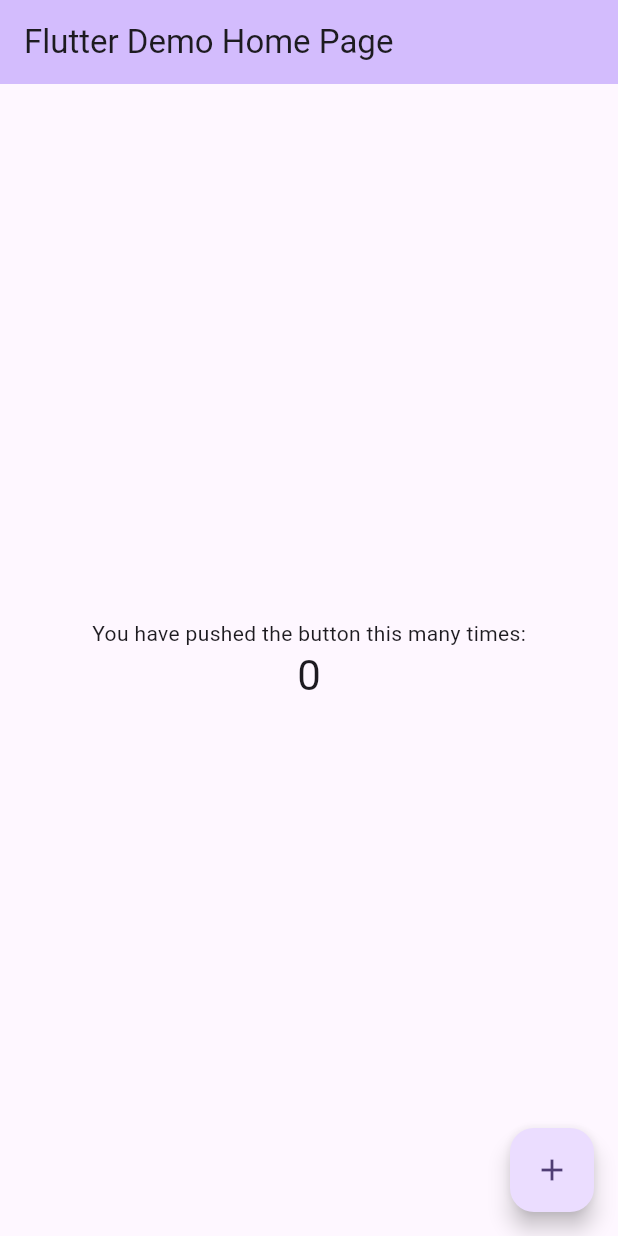
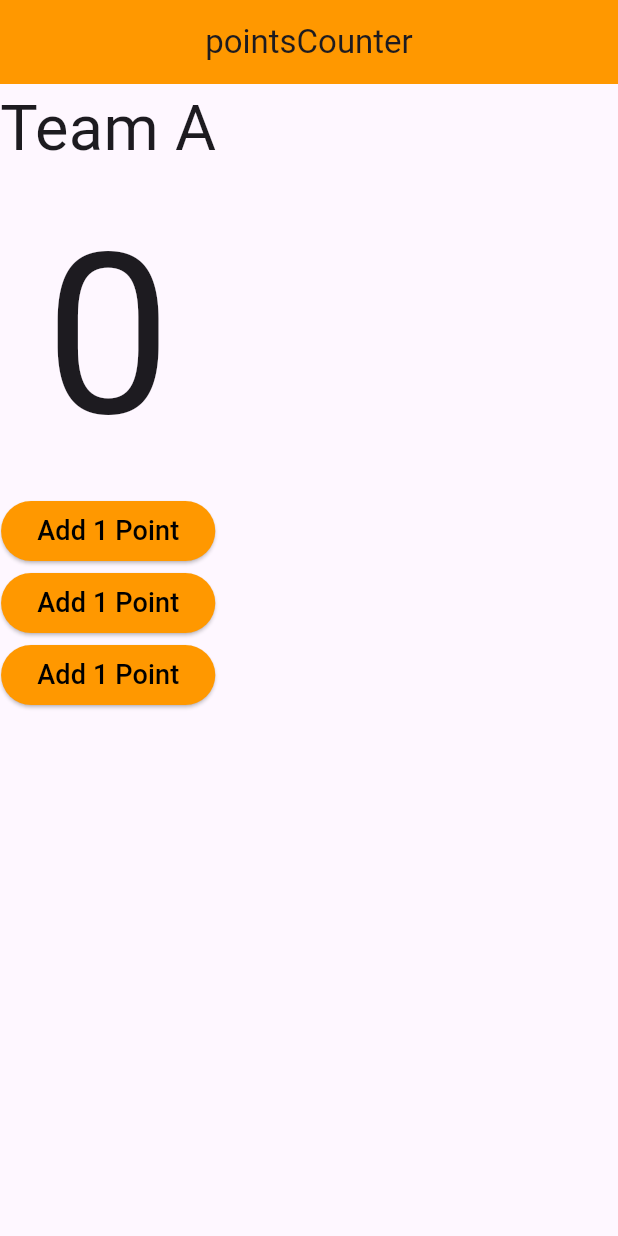
Before and after one commit to OmarKhaled00e/baskt_ball, a Flutter app: the screen it shows after launch, on a phone screen of 412 x 824 dp. Run offline on Flutter 3.47's test engine with Material 3 defaults, Android fonts, the phone set to English and light mode, and no system bars.

Commit message:
ui starting

```diff
--- a/lib/main.dart
+++ b/lib/main.dart
@@ -1,122 +1,18 @@
+import 'package:baskt_ball/views/home_secrean.dart';
 import 'package:flutter/material.dart';
 
 void main() {
-  runApp(const MyApp());
+  runApp(const BasktBall());
 }
 
-class MyApp extends StatelessWidget {
-  const MyApp({super.key});
+class BasktBall extends StatelessWidget {
+  const BasktBall({super.key});
 
-  // This widget is the root of your application.
   @override
   Widget build(BuildContext context) {
     return MaterialApp(
-      title: 'Flutter Demo',
-      theme: ThemeData(
-        // This is the theme of your application.
-        //
-        // TRY THIS: Try running your application with "flutter run". You'll see
-        // the application has a purple toolbar. Then, without quitting the app,
-        // try changing the seedColor in the colorScheme below to Colors.green
-        // and then invoke "hot reload" (save your changes or press the "hot
-        // reload" button in a Flutter-supported IDE, or press "r" if you used
-        // the command line to start the app).
-        //
-        // Notice that the counter didn't reset back to zero; the application
-        // state is not lost during the reload. To reset the state, use hot
-        // restart instead.
-        //
-        // This works for code too, not just values: Most code changes can be
-        // tested with just a hot reload.
-        colorScheme: ColorScheme.fromSeed(seedColor: Colors.deepPurple),
-      ),
-      home: const MyHomePage(title: 'Flutter Demo Home Page'),
+      debugShowCheckedModeBanner: false,
+      home: HomeSecrean(),
     );
   }
 }
-
-class MyHomePage extends StatefulWidget {
-  const MyHomePage({super.key, required this.title});
-
-  // This widget is the home page of your application. It is stateful, meaning
-  // that it has a State object (defined below) that contains fields that affect
-  // how it looks.
-
-  // This class is the configuration for the state. It holds the values (in this
-  // case the title) provided by the parent (in this case the App widget) and
-  // used by the build method of the State. Fields in a Widget subclass are
-  // always marked "final".
-
-  final String title;
-
-  @override
-  State<MyHomePage> createState() => _MyHomePageState();
-}
-
-class _MyHomePageState extends State<MyHomePage> {
-  int _counter = 0;
-
-  void _incrementCounter() {
-    setState(() {
-      // This call to setState tells the Flutter framework that something has
-      // changed in this State, which causes it to rerun the build method below
-      // so that the display can reflect the updated values. If we changed
-      // _counter without calling setState(), then the build method would not be
-      // called again, and so nothing would appear to happen.
-      _counter++;
-    });
-  }
-
-  @override
-  Widget build(BuildContext context) {
-    // This method is rerun every time setState is called, for instance as done
-    // by the _incrementCounter method above.
-    //
-    // The Flutter framework has been optimized to make rerunning build methods
-    // fast, so that you can just rebuild anything that needs updating rather
-    // than having to individually change instances of widgets.
-    return Scaffold(
-      appBar: AppBar(
-        // TRY THIS: Try changing the color here to a specific color (to
-        // Colors.amber, perhaps?) and trigger a hot reload to see the AppBar
-        // change color while the other colors stay the same.
-        backgroundColor: Theme.of(context).colorScheme.inversePrimary,
-        // Here we take the value from the MyHomePage object that was created by
-        // the App.build method, and use it to set our appbar title.
-        title: Text(widget.title),
-      ),
-      body: Center(
-        // Center is a layout widget. It takes a single child and positions it
-        // in the middle of the parent.
-        child: Column(
-          // Column is also a layout widget. It takes a list of children and
-          // arranges them vertically. By default, it sizes itself to fit its
-          // children horizontally, and tries to be as tall as its parent.
-          //
-          // Column has various properties to control how it sizes itself and
-          // how it positions its children. Here we use mainAxisAlignment to
-          // center the children vertically; the main axis here is the vertical
-          // axis because Columns are vertical (the cross axis would be
-          // horizontal).
-          //
-          // TRY THIS: Invoke "debug painting" (choose the "Toggle Debug Paint"
-          // action in the IDE, or press "p" in the console), to see the
-          // wireframe for each widget.
-          mainAxisAlignment: MainAxisAlignment.center,
-          children: <Widget>[
-            const Text('You have pushed the button this many times:'),
-            Text(
-              '$_counter',
-              style: Theme.of(context).textTheme.headlineMedium,
-            ),
-          ],
-        ),
-      ),
-      floatingActionButton: FloatingActionButton(
-        onPressed: _incrementCounter,
-        tooltip: 'Increment',
-        child: const Icon(Icons.add),
-      ), // This trailing comma makes auto-formatting nicer for build methods.
-    );
-  }
-}
--- /dev/null
+++ b/lib/views/home_secrean.dart
@@ -0,0 +1,26 @@
+import 'package:baskt_ball/widgets/custom_button.dart';
+import 'package:flutter/material.dart';
+
+class HomeSecrean extends StatelessWidget {
+  const HomeSecrean({super.key});
+
+  @override
+  Widget build(BuildContext context) {
+    return Scaffold(
+      appBar: AppBar(
+        centerTitle: true,
+        backgroundColor: Colors.orange,
+        title: const Text('pointsCounter'),
+      ),
+      body: Column(
+        children: [
+          Text('Team A', style: TextStyle(fontSize: 42),),
+          Text('0' ,style: TextStyle(fontSize: 150),),
+          CustomButton(),
+          CustomButton(),
+          CustomButton(),
+        ],
+      )
+    );
+  }
+}
--- /dev/null
+++ b/lib/widgets/custom_button.dart
@@ -0,0 +1,20 @@
+import 'package:flutter/material.dart';
+
+class CustomButton extends StatelessWidget {
+  const CustomButton({super.key});
+
+  @override
+  Widget build(BuildContext context) {
+    return ElevatedButton(
+      style: ElevatedButton.styleFrom(
+        backgroundColor: Colors.orange,
+        maximumSize: Size(150, 50),
+      ),
+      onPressed: () {},
+      child: const Text(
+        'Add 1 Point',
+        style: TextStyle(fontSize: 18, color: Colors.black),
+      ),
+    );
+  }
+}
```
